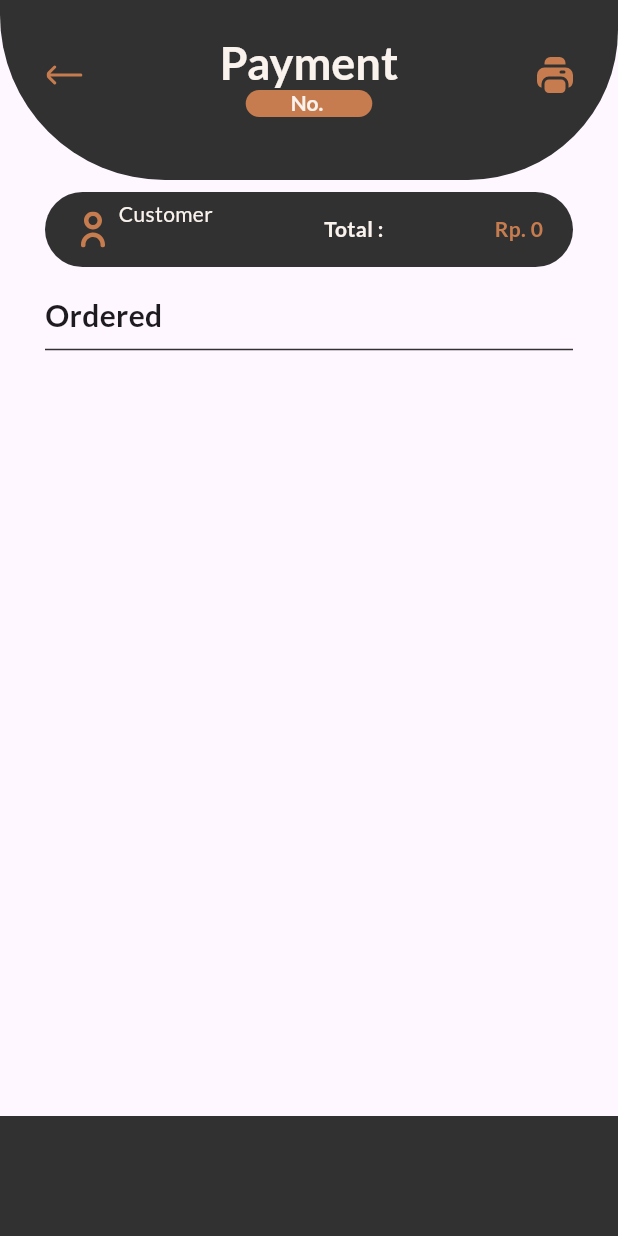
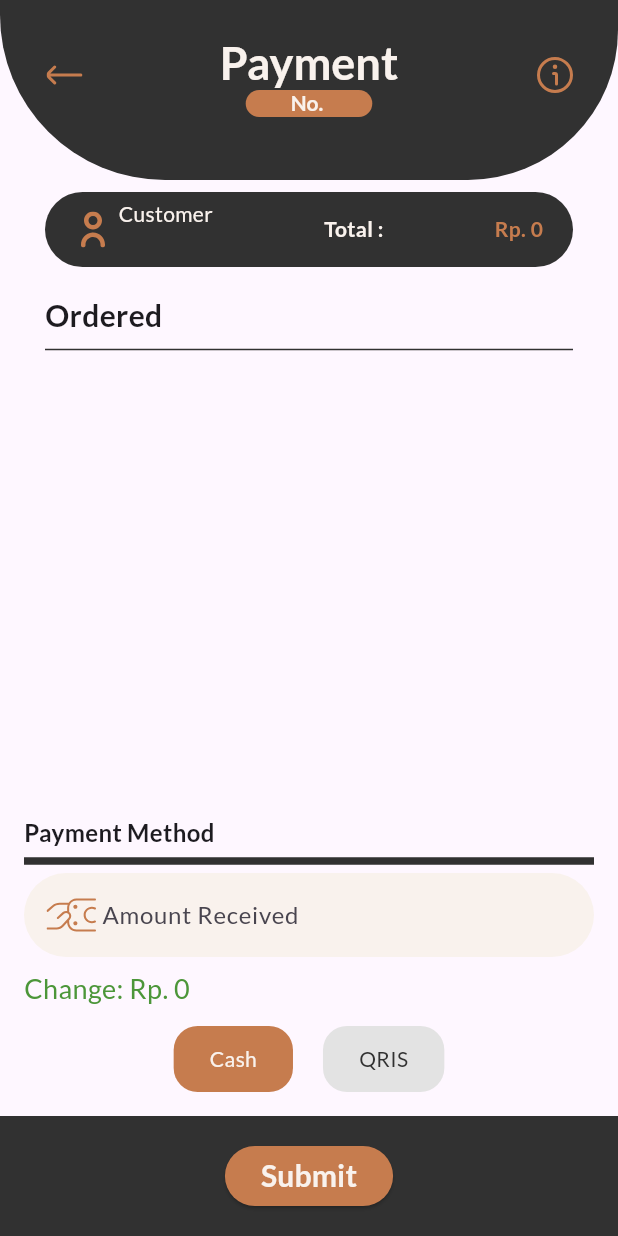
Before and after one commit to julian34/Coffee-Shop-POS, a Flutter app: the PaymentScreen screen opened directly with empty values, on a phone screen of 412 x 824 dp. Run offline on Flutter 3.47's test engine with Material 3 defaults, Android fonts, the phone set to English and light mode, and no system bars; our stand-ins replace badges, cloud_firestore, firebase_auth, firebase_core, flutter_svg, google_fonts and 1 more; accounts and stored records are empty.

Commit message:
Update the Payment Screen: Build a payment_detail.

```diff
--- a/lib/screens/transaction/payment_screen.dart
+++ b/lib/screens/transaction/payment_screen.dart
@@ -5,25 +5,36 @@ import 'package:pos_coffee_shop/screens/transaction/widgets/payment/bottom_nav_b
 import 'package:pos_coffee_shop/screens/transaction/widgets/payment/consumer_details.dart';
 import 'package:pos_coffee_shop/screens/transaction/widgets/payment/custom_appbar.dart';
 import 'package:pos_coffee_shop/screens/transaction/widgets/payment/list_products.dart';
+import 'package:pos_coffee_shop/screens/transaction/widgets/payment/payment_detail.dart';
 
-class PaymentScreen extends StatelessWidget {
+class PaymentScreen extends StatefulWidget {
   final OrderList? orderList;
   const PaymentScreen({super.key, this.orderList});
 
   @override
+  State<PaymentScreen> createState() => _PaymentScreenState();
+}
+
+class _PaymentScreenState extends State<PaymentScreen> {
+  double receivedAmount = 0.0;
+  String paymentMethod = 'Cash';
+  @override
   Widget build(BuildContext context) {
+    double totalAmount = widget.orderList!.totalAmount ?? 0.0;
+    double change = receivedAmount - totalAmount;
+
     return Scaffold(
       appBar: PreferredSize(
         preferredSize: Size.fromHeight(120),
-        child: CustomAppbar(cartId: orderList!.cartId),
+        child: CustomAppbar(cartId: widget.orderList!.cartId),
       ),
       body: Column(
         mainAxisAlignment: MainAxisAlignment.spaceBetween,
         crossAxisAlignment: CrossAxisAlignment.center,
         children: [
           ConsumerDetailsTab(
-            customerName: orderList!.customerName,
-            totalAmount: orderList!.totalAmount,
+            customerName: widget.orderList!.customerName,
+            totalAmount: widget.orderList!.totalAmount,
           ),
           SizedBox(height: 10),
           Padding(
@@ -42,8 +53,19 @@ class PaymentScreen extends StatelessWidget {
           Flexible(
             child: Container(
               margin: EdgeInsets.symmetric(horizontal: 30),
-              child: ListProducts(orderItems: orderList!.items),
+              child: ListProducts(orderItems: widget.orderList!.items),
             ),
+          ),
+          PaymentDetail(
+            totalAmount: widget.orderList!.totalAmount.toDouble(),
+            onAmountChanged: (value) {
+              setState(() => receivedAmount = value);
+            },
+            change: change,
+            onPaymentMethodChanged: (method) {
+              setState(() => paymentMethod = method);
+            },
+            selectedMethod: paymentMethod,
           ),
         ],
       ),
--- a/lib/screens/transaction/widgets/payment/bottom_nav_bar.dart
+++ b/lib/screens/transaction/widgets/payment/bottom_nav_bar.dart
@@ -13,7 +13,20 @@ class BottomNavBar extends StatelessWidget {
       color: AppColors.color3,
       child: Row(
         mainAxisAlignment: MainAxisAlignment.spaceAround,
-        children: [],
+        children: [
+          ElevatedButton(
+            onPressed: () {},
+            style: ElevatedButton.styleFrom(backgroundColor: AppColors.primary),
+            child: Text(
+              'Submit',
+              style: TextStyle(
+                fontSize: 20,
+                color: AppColors.color5,
+                fontWeight: FontWeight.w700,
+              ),
+            ),
+          ),
+        ],
       ),
     );
   }
--- a/lib/screens/transaction/widgets/payment/custom_appbar.dart
+++ b/lib/screens/transaction/widgets/payment/custom_appbar.dart
@@ -54,7 +54,7 @@ class CustomAppbar extends StatelessWidget {
       actions: [
         Container(
           padding: EdgeInsets.only(right: 30),
-          child: SvgCustomApp.getIcon('print'),
+          child: SvgCustomApp.getIcon('info'),
         ),
       ],
     );
--- /dev/null
+++ b/lib/screens/transaction/widgets/payment/payment_detail.dart
@@ -0,0 +1,143 @@
+import 'package:flutter/material.dart';
+import 'package:pos_coffee_shop/core/theme.dart';
+import 'package:pos_coffee_shop/untils/format_utils.dart';
+
+class PaymentDetail extends StatefulWidget {
+  @override
+  final double totalAmount;
+  final double change;
+  final Function(double) onAmountChanged;
+  final Function(String) onPaymentMethodChanged;
+  final String selectedMethod;
+
+  const PaymentDetail({
+    super.key,
+    required this.totalAmount,
+    required this.onAmountChanged,
+    required this.change,
+    required this.onPaymentMethodChanged,
+    required this.selectedMethod,
+  });
+
+  State<PaymentDetail> createState() => _PaymentDetailState();
+}
+
+class _PaymentDetailState extends State<PaymentDetail> {
+  final TextEditingController _amountController = TextEditingController();
+
+  @override
+  void dispose() {
+    _amountController.dispose();
+    super.dispose();
+  }
+
+  void _onAmountChanged(String value) {
+    final cleanValue = value.replaceAll(RegExp(r'[^\d]'), '');
+    final amount = double.tryParse(cleanValue) ?? 0.0;
+
+    widget.onAmountChanged(amount);
+
+    final formatted = formatCurrency(amount);
+    _amountController.value = TextEditingValue(
+      text: formatted,
+      selection: TextSelection.collapsed(offset: formatted.length),
+    );
+  }
+
+  @override
+  Widget build(BuildContext context) {
+    return Padding(
+      padding: EdgeInsets.all(16.0),
+      child: Column(
+        crossAxisAlignment: CrossAxisAlignment.start,
+        children: [
+          Text(
+            'Payment Method',
+            style: TextStyle(fontSize: 16, fontWeight: FontWeight.bold),
+          ),
+          Divider(thickness: 5, color: AppColors.color3),
+          if (widget.selectedMethod == 'Cash')
+            Column(
+              crossAxisAlignment: CrossAxisAlignment.start,
+              children: [
+                TextField(
+                  controller: _amountController,
+                  keyboardType: TextInputType.number,
+                  decoration: InputDecoration(
+                    filled: true,
+                    fillColor: AppColors.color5,
+                    prefixIcon: Padding(
+                      padding: EdgeInsets.only(left: 15),
+                      child: SvgCustomApp.getIcon('hand-bill'),
+                    ),
+                    hintText: 'Amount Received',
+                    border: OutlineInputBorder(
+                      borderRadius: BorderRadius.circular(30),
+                      borderSide: BorderSide.none,
+                    ),
+                  ),
+                  onChanged: _onAmountChanged,
+                ),
+                const SizedBox(height: 8),
+                Text(
+                  'Change: ${widget.change > 0 ? formatCurrency(widget.change) : "Rp. 0"}',
+                  style: TextStyle(fontSize: 18, color: AppColors.color7),
+                ),
+              ],
+            ),
+
+          const SizedBox(height: 12),
+          Row(
+            mainAxisAlignment: MainAxisAlignment.center,
+            children: [
+              PaymentMethodButton(
+                label: 'Cash',
+                isSelected: widget.selectedMethod == 'Cash',
+                onTap: () => widget.onPaymentMethodChanged('Cash'),
+              ),
+              SizedBox(width: 20),
+              PaymentMethodButton(
+                label: 'QRIS',
+                isSelected: widget.selectedMethod == 'QRIS',
+                onTap: () => widget.onPaymentMethodChanged('QRIS'),
+              ),
+            ],
+          ),
+        ],
+      ),
+    );
+  }
+}
+
+class PaymentMethodButton extends StatelessWidget {
+  final String label;
+  final bool isSelected;
+  final VoidCallback onTap;
+
+  const PaymentMethodButton({
+    super.key,
+    required this.label,
+    required this.isSelected,
+    required this.onTap,
+  });
+
+  @override
+  Widget build(BuildContext context) {
+    return GestureDetector(
+      onTap: onTap,
+      child: Container(
+        padding: const EdgeInsets.symmetric(vertical: 12, horizontal: 24),
+        decoration: BoxDecoration(
+          color: isSelected ? AppColors.primary : AppColors.color4,
+          borderRadius: BorderRadius.circular(16),
+        ),
+        child: Text(
+          label,
+          style: TextStyle(
+            color: isSelected ? AppColors.color5 : AppColors.color3,
+          ),
+        ),
+      ),
+    );
+  }
+}
```
Also changed, not shown: assets/icons/hand-bill.svg (added).
